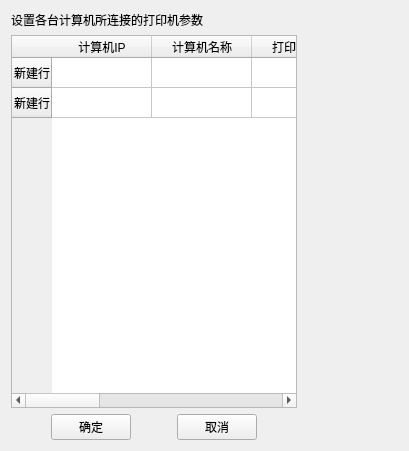
Qt form tabsystemset/otherwidget/printset.ui (YYC572652645/PatholoSystem) before a commit.
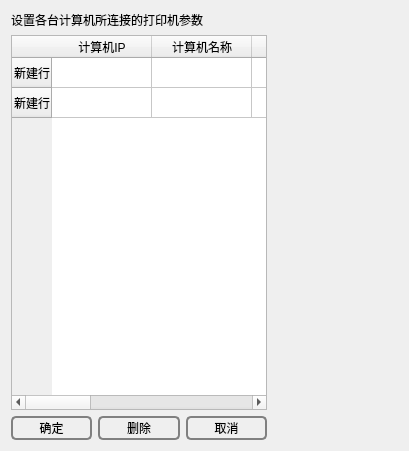
The same form after that commit.

Patch:
```diff
--- a/tabsystemset/otherwidget/printset.ui
+++ b/tabsystemset/otherwidget/printset.ui
@@ -76,59 +76,99 @@
        </item>
        <item>
         <layout class="QHBoxLayout" name="horizontalLayout">
-         <item>
-          <spacer name="horizontalSpacer_2">
-           <property name="orientation">
-            <enum>Qt::Horizontal</enum>
-           </property>
-           <property name="sizeHint" stdset="0">
-            <size>
-             <width>40</width>
-             <height>20</height>
-            </size>
-           </property>
-          </spacer>
-         </item>
          <item>
           <widget class="QPushButton" name="pushButtonOk">
+           <property name="styleSheet">
+            <string notr="true">QPushButton
+{
+    background-color: transparent;
+    border-radius:5px;
+    border:2px solid gray;
+    color:black;
+    height:20px;
+}
+
+QPushButton:hover
+{
+    background-color: rgb(0,130,150);
+    border-radius:5px;
+    color:white;
+}
+
+QPushButton:hover:pressed
+{
+    background-color:rgb(85,170,255);
+    border-radius:5px;
+    color:white;
+}</string>
+           </property>
            <property name="text">
             <string>确定</string>
            </property>
           </widget>
          </item>
          <item>
-          <spacer name="horizontalSpacer_3">
-           <property name="orientation">
-            <enum>Qt::Horizontal</enum>
+          <widget class="QPushButton" name="pushButtonDelete">
+           <property name="styleSheet">
+            <string notr="true">QPushButton
+{
+    background-color: transparent;
+    border-radius:5px;
+    border:2px solid gray;
+    color:black;
+    height:20px;
+}
+
+QPushButton:hover
+{
+    background-color: rgb(0,130,150);
+    border-radius:5px;
+    color:white;
+}
+
+QPushButton:hover:pressed
+{
+    background-color:rgb(85,170,255);
+    border-radius:5px;
+    color:white;
+}</string>
            </property>
-           <property name="sizeHint" stdset="0">
-            <size>
-             <width>40</width>
-             <height>20</height>
-            </size>
+           <property name="text">
+            <string>删除</string>
            </property>
-          </spacer>
+          </widget>
          </item>
          <item>
           <widget class="QPushButton" name="pushButtonCancel">
+           <property name="styleSheet">
+            <string notr="true">QPushButton
+{
+    background-color: transparent;
+    border-radius:5px;
+    border:2px solid gray;
+    color:black;
+    height:20px;
+}
+
+QPushButton:hover
+{
+    background-color: rgb(0,130,150);
+    border-radius:5px;
+    color:white;
+}
+
+QPushButton:hover:pressed
+{
+    background-color:rgb(85,170,255);
+    border-radius:5px;
+    color:white;
+}</string>
+           </property>
            <property name="text">
             <string>取消</string>
            </property>
           </widget>
          </item>
-         <item>
-          <spacer name="horizontalSpacer_4">
-           <property name="orientation">
-            <enum>Qt::Horizontal</enum>
-           </property>
-           <property name="sizeHint" stdset="0">
-            <size>
-             <width>40</width>
-             <height>20</height>
-            </size>
-           </property>
-          </spacer>
-         </item>
         </layout>
        </item>
       </layout>
```
